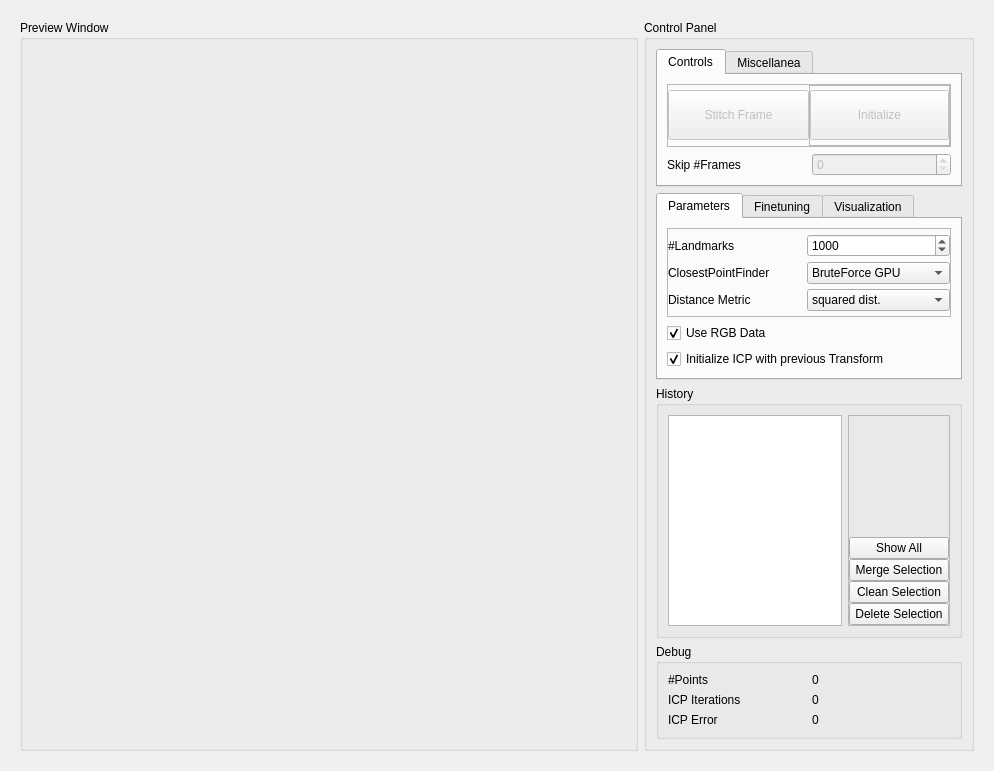
Before: the Qt Designer form master/seminar/StitchingWidget.ui in anygo/uniprojectsdn, drawn with Qt 5.
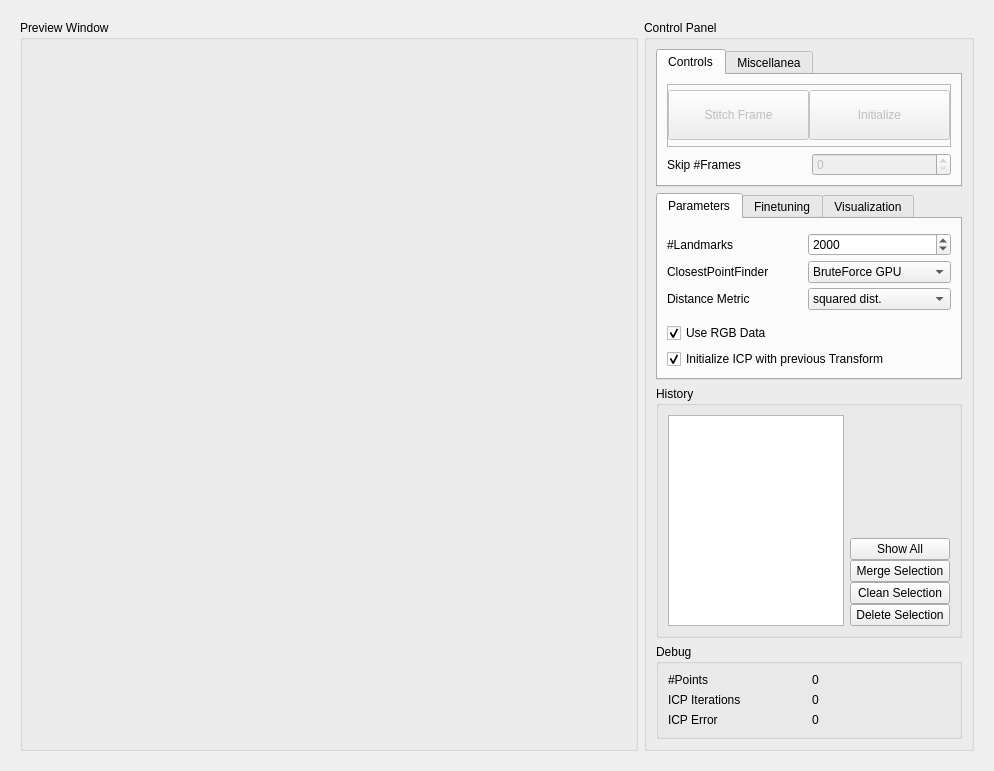
After: the same form once the commit is applied. Custom widgets are drawn as their Qt base class.

```diff
--- a/master/seminar/StitchingWidget.ui
+++ b/master/seminar/StitchingWidget.ui
@@ -122,10 +122,10 @@
                 <item>
                  <widget class="QFrame" name="frame_2">
                   <property name="frameShape">
-                   <enum>QFrame::StyledPanel</enum>
+                   <enum>QFrame::NoFrame</enum>
                   </property>
                   <property name="frameShadow">
-                   <enum>QFrame::Raised</enum>
+                   <enum>QFrame::Plain</enum>
                   </property>
                   <layout class="QVBoxLayout" name="verticalLayout_3">
                    <property name="margin">
@@ -248,10 +248,10 @@
              <item>
               <widget class="QFrame" name="frame_6">
                <property name="frameShape">
-                <enum>QFrame::StyledPanel</enum>
+                <enum>QFrame::NoFrame</enum>
                </property>
                <property name="frameShadow">
-                <enum>QFrame::Raised</enum>
+                <enum>QFrame::Plain</enum>
                </property>
                <layout class="QGridLayout" name="gridLayout">
                 <property name="margin">
@@ -266,13 +266,13 @@
                    <number>1</number>
                   </property>
                   <property name="maximum">
-                   <number>99999</number>
+                   <number>65536</number>
                   </property>
                   <property name="singleStep">
                    <number>500</number>
                   </property>
                   <property name="value">
-                   <number>1000</number>
+                   <number>2000</number>
                   </property>
                  </widget>
                 </item>
@@ -690,10 +690,10 @@
                </sizepolicy>
               </property>
               <property name="frameShape">
-               <enum>QFrame::StyledPanel</enum>
+               <enum>QFrame::NoFrame</enum>
               </property>
               <property name="frameShadow">
-               <enum>QFrame::Raised</enum>
+               <enum>QFrame::Plain</enum>
               </property>
               <layout class="QVBoxLayout" name="verticalLayout">
                <property name="spacing">
```
Left out of the diff: 4 changed lines with no effect on the pictures.
